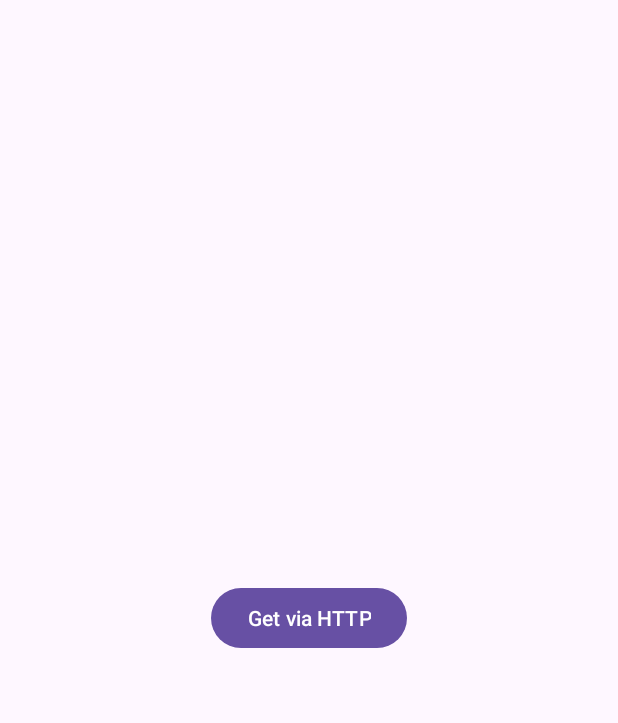
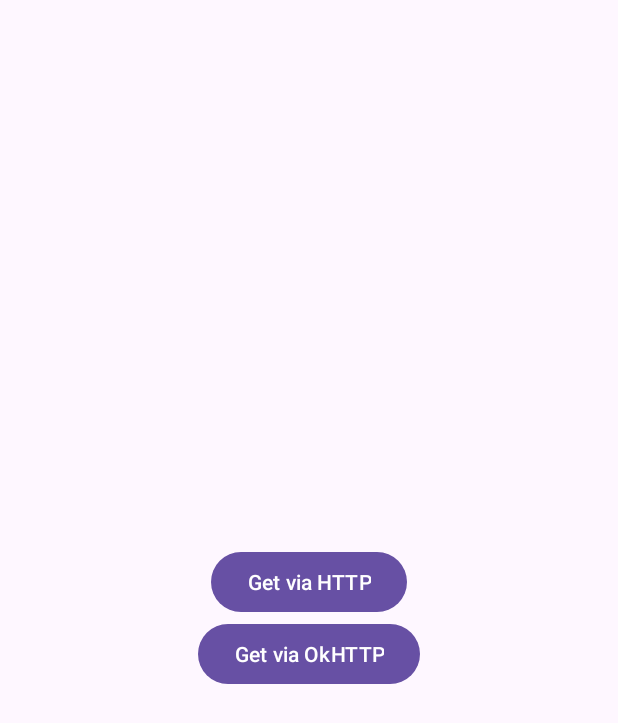
Before and after one commit to Hamjoshua/MD34-Requests, an Android app: the screen it shows after launch (MainActivity), on a phone screen of 412 x 824 dp. Shown: the top 723 px of the screen. Run offline under Robolectric (Android 15) with nearby library versions, the phone set to English and light mode, and no system bars.

Commit message:
Подзадание 2 выполнено
Получение ответа с помощью OkHttp

```diff
--- a/app/build.gradle.kts
+++ b/app/build.gradle.kts
@@ -36,6 +36,12 @@ android {
 }
 
 dependencies {
+    // define a BOM and its version
+    implementation(platform("com.squareup.okhttp3:okhttp-bom:4.12.0"))
+
+    // define any required OkHttp artifacts without version
+    implementation("com.squareup.okhttp3:okhttp")
+    implementation("com.squareup.okhttp3:logging-interceptor")
 
     implementation("androidx.core:core-ktx:1.9.0")
     implementation("androidx.appcompat:appcompat:1.7.0")
--- a/app/src/main/res/layout/activity_main.xml
+++ b/app/src/main/res/layout/activity_main.xml
@@ -16,6 +16,11 @@
         android:text="Get via HTTP">
     </Button>
 
-
+    <Button
+        android:layout_width="wrap_content"
+        android:layout_height="wrap_content"
+        android:id="@+id/btnOkHTTP"
+        android:text="Get via OkHTTP">
+    </Button>
 
 </LinearLayout>
```
Also changed, not shown: app/src/main/java/com/example/recyclerview/MainActivity.kt (+41 -2 lines).
